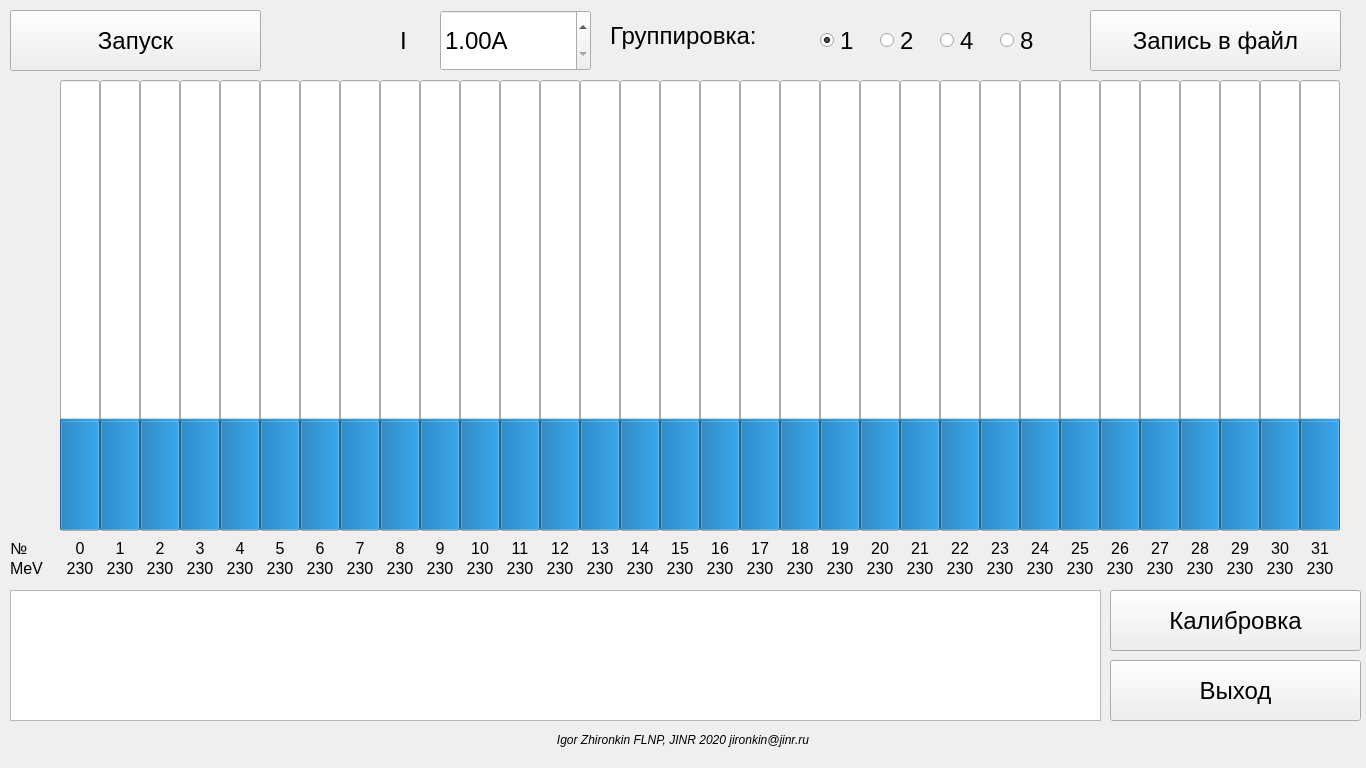
This is mainwindow.ui in beeleph/Spectrometer as Qt 5 draws it before an edit. The edited form follows.
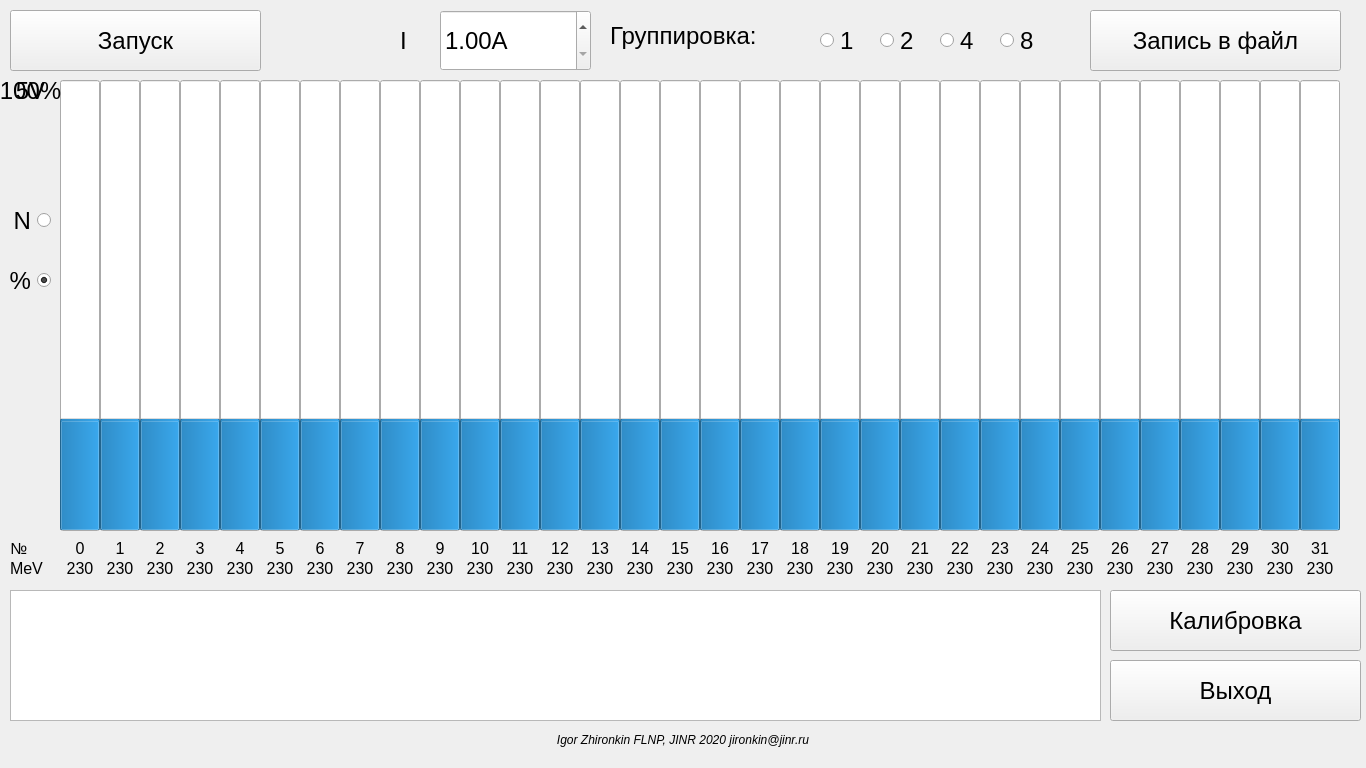
This is the edited form.

Commit message: percentagies renamed absolute and relative math added absolute and relative buttons and labels added viewbutton signal added

```diff
--- a/mainwindow.ui
+++ b/mainwindow.ui
@@ -3183,7 +3183,7 @@
      </size>
     </property>
     <property name="checked">
-     <bool>true</bool>
+     <bool>false</bool>
     </property>
    </widget>
    <widget class="QRadioButton" name="radioButtonTwo">
@@ -3285,6 +3285,93 @@
      <string>Запись в файл</string>
     </property>
    </widget>
+   <widget class="QRadioButton" name="absoluteViewButton">
+    <property name="geometry">
+     <rect>
+      <x>0</x>
+      <y>190</y>
+      <width>51</width>
+      <height>61</height>
+     </rect>
+    </property>
+    <property name="font">
+     <font>
+      <pointsize>18</pointsize>
+     </font>
+    </property>
+    <property name="layoutDirection">
+     <enum>Qt::RightToLeft</enum>
+    </property>
+    <property name="text">
+     <string>N</string>
+    </property>
+   </widget>
+   <widget class="QRadioButton" name="relativeViewButton">
+    <property name="geometry">
+     <rect>
+      <x>0</x>
+      <y>250</y>
+      <width>51</width>
+      <height>61</height>
+     </rect>
+    </property>
+    <property name="font">
+     <font>
+      <pointsize>18</pointsize>
+     </font>
+    </property>
+    <property name="layoutDirection">
+     <enum>Qt::RightToLeft</enum>
+    </property>
+    <property name="text">
+     <string>%</string>
+    </property>
+    <property name="checked">
+     <bool>true</bool>
+    </property>
+   </widget>
+   <widget class="QLabel" name="absoluteLabel">
+    <property name="geometry">
+     <rect>
+      <x>0</x>
+      <y>60</y>
+      <width>61</width>
+      <height>61</height>
+     </rect>
+    </property>
+    <property name="font">
+     <font>
+      <pointsize>18</pointsize>
+     </font>
+    </property>
+    <property name="text">
+     <string>5V</string>
+    </property>
+    <property name="alignment">
+     <set>Qt::AlignCenter</set>
+    </property>
+   </widget>
+   <widget class="QLabel" name="relativeLabel">
+    <property name="geometry">
+     <rect>
+      <x>0</x>
+      <y>60</y>
+      <width>61</width>
+      <height>61</height>
+     </rect>
+    </property>
+    <property name="font">
+     <font>
+      <pointsize>18</pointsize>
+     </font>
+    </property>
+    <property name="text">
+     <string>100%</string>
+    </property>
+    <property name="alignment">
+     <set>Qt::AlignCenter</set>
+    </property>
+   </widget>
   </widget>
  </widget>
  <resources/>
```
The commit also changes 5 other files.
